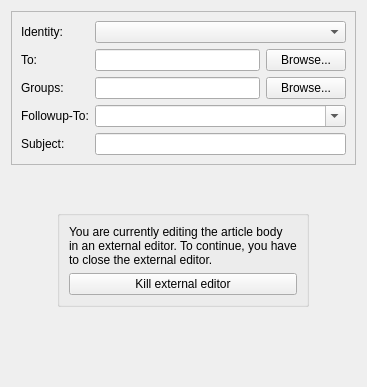
Old version of the form knode/composer/composer_view.ui in the repository chusopr/kdepim-ktimetracker-akonadi.
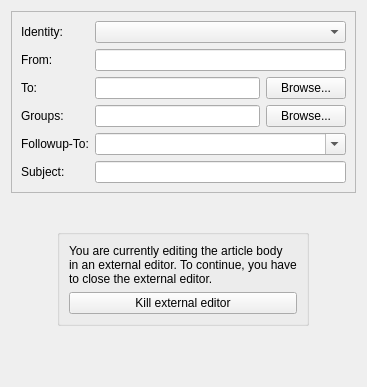
New version of the form. Custom widgets are drawn as their Qt base class.

Commit message: Add the the hability to edit the "from" headers when the name and address of the identity is not considered correct by KMime

Diff of the .ui file:
```diff
--- a/knode/composer/composer_view.ui
+++ b/knode/composer/composer_view.ui
@@ -34,10 +34,10 @@
         </property>
        </widget>
       </item>
-      <item row="4" column="1" colspan="2">
+      <item row="6" column="1" colspan="2">
        <widget class="KNLineEditSpell" name="mSubjectEdit"/>
       </item>
-      <item row="1" column="0">
+      <item row="3" column="0">
        <widget class="QLabel" name="mToLabel">
         <property name="text">
          <string comment="@label:textbox email recipient of a message">To:</string>
@@ -47,10 +47,10 @@
         </property>
        </widget>
       </item>
-      <item row="1" column="1">
+      <item row="3" column="1">
        <widget class="KNLineEdit" name="mToEdit"/>
       </item>
-      <item row="1" column="2">
+      <item row="3" column="2">
        <widget class="KPushButton" name="mToButton">
         <property name="accessibleName">
          <string/>
@@ -60,7 +60,7 @@
         </property>
        </widget>
       </item>
-      <item row="2" column="0">
+      <item row="4" column="0">
        <widget class="QLabel" name="mGroupsLabel">
         <property name="text">
          <string comment="@label:textbox">Groups:</string>
@@ -70,7 +70,7 @@
         </property>
        </widget>
       </item>
-      <item row="3" column="0">
+      <item row="5" column="0">
        <widget class="QLabel" name="mFollowuptoLabel">
         <property name="text">
          <string comment="@label">Followup-To:</string>
@@ -80,7 +80,7 @@
         </property>
        </widget>
       </item>
-      <item row="4" column="0">
+      <item row="6" column="0">
        <widget class="QLabel" name="mSubjetLabel">
         <property name="text">
          <string comment="@label:textbox subject of a message">Subject:</string>
@@ -90,23 +90,36 @@
         </property>
        </widget>
       </item>
-      <item row="2" column="2">
+      <item row="4" column="2">
        <widget class="KPushButton" name="mGroupsButton">
         <property name="text">
          <string comment="@action:button open a dialog to choose newsgroups">Browse...</string>
         </property>
        </widget>
       </item>
-      <item row="2" column="1">
+      <item row="4" column="1">
        <widget class="KNLineEdit" name="mGroupsEdit"/>
       </item>
-      <item row="3" column="1" colspan="2">
+      <item row="5" column="1" colspan="2">
        <widget class="KComboBox" name="mFollowuptoEdit">
         <property name="editable">
          <bool>true</bool>
         </property>
        </widget>
       </item>
+      <item row="2" column="0">
+       <widget class="QLabel" name="mFromLabel">
+        <property name="text">
+         <string comment="@label:textbox">From:</string>
+        </property>
+        <property name="buddy">
+         <cstring>mFromEdit</cstring>
+        </property>
+       </widget>
+      </item>
+      <item row="2" column="1" colspan="2">
+       <widget class="KNLineEdit" name="mFromEdit"/>
+      </item>
      </layout>
     </widget>
    </item>
```
Left out of the diff: 1 changed line with no effect on the pictures. The commit also changes 3 other files.
